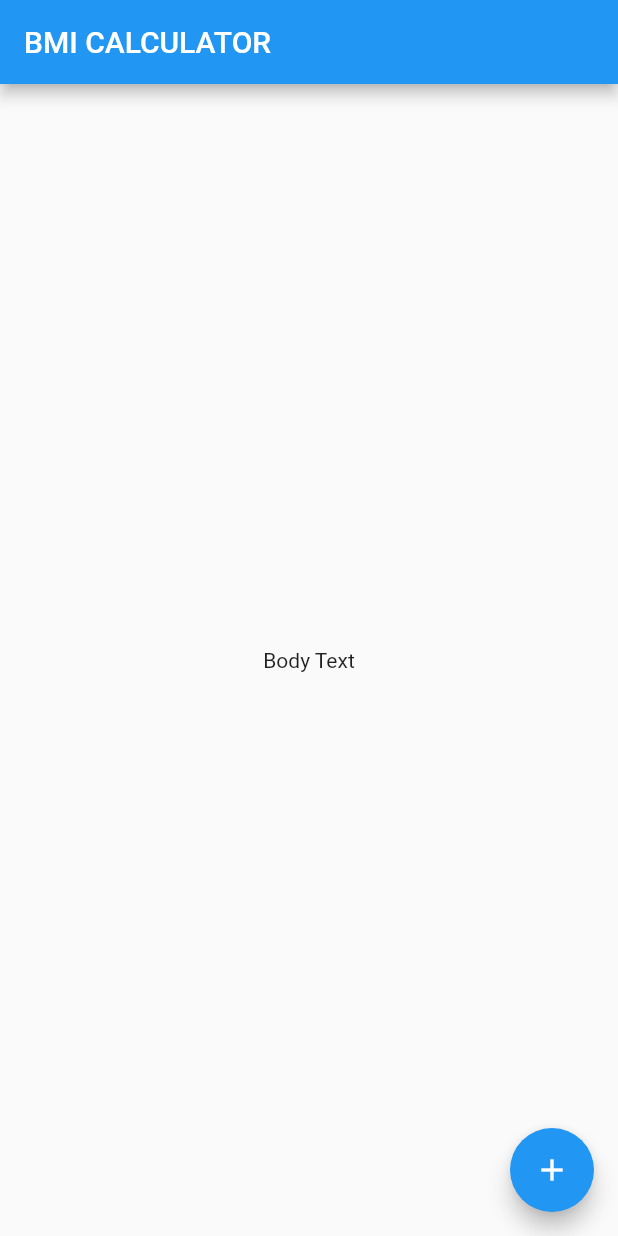
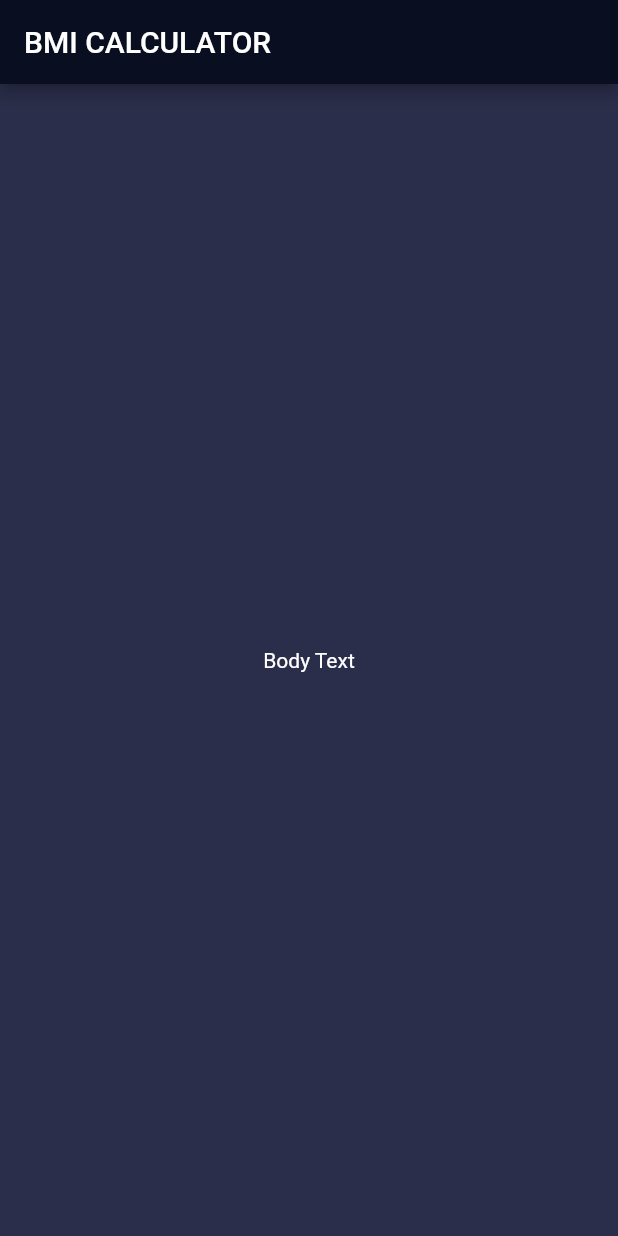
Before and after one commit to Sioomak/BMI-fullter-app, a Flutter app: the screen it shows after launch, on a phone screen of 412 x 824 dp. Run offline on Flutter 3.47's test engine with Material 2 defaults, Android fonts, the phone set to English and light mode, and no system bars.

Commit message:
initial main Theme set

```diff
--- a/lib/main.dart
+++ b/lib/main.dart
@@ -6,6 +6,10 @@ class BMICalculator extends StatelessWidget {
   @override
   Widget build(BuildContext context) {
     return MaterialApp(
+      theme: ThemeData.dark().copyWith(
+        primaryColor: Color(0xFF0A0E21),
+        scaffoldBackgroundColor: Color(0xFF2b2e4a),
+      ),
       home: InputPage(),
     );
   }
@@ -26,9 +30,6 @@ class _InputPageState extends State<InputPage> {
       body: Center(
         child: Text('Body Text'),
       ),
-      floatingActionButton: FloatingActionButton(
-        child: Icon(Icons.add),
-      ),
     );
   }
 }
```
